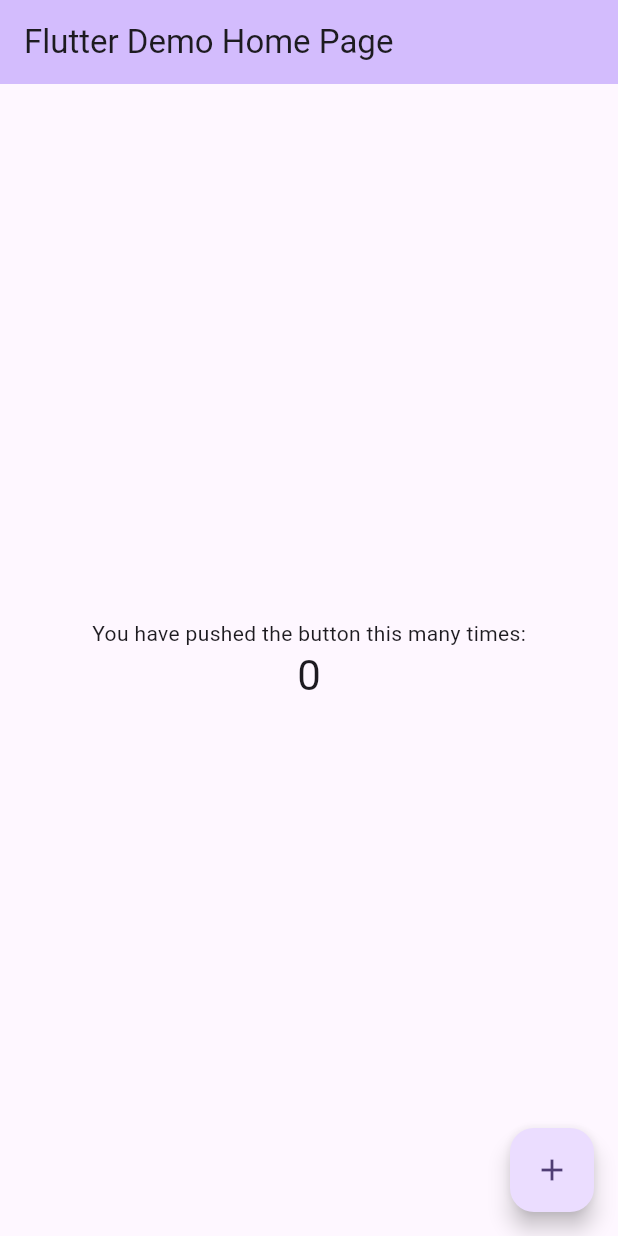
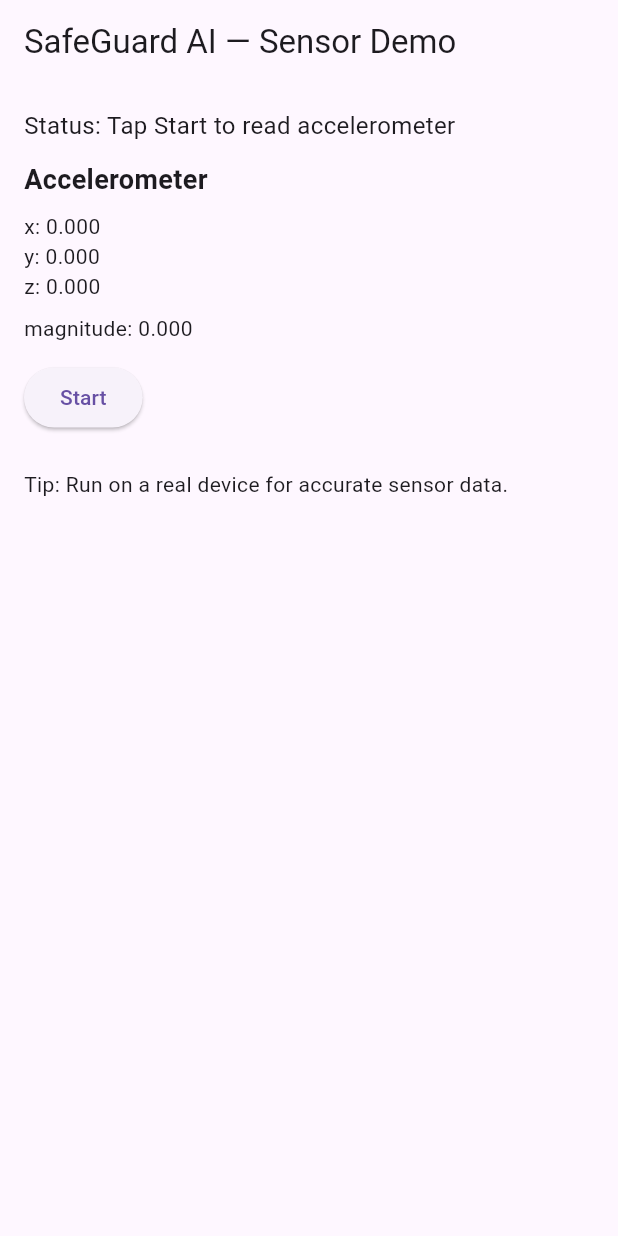
Before and after one commit to CasperTarc/SafeGuard-AI, a Flutter app: the screen it shows after launch, on a phone screen of 412 x 824 dp. Run offline on Flutter 3.47's test engine with Material 3 defaults, Android fonts, the phone set to English and light mode, and no system bars; our stand-ins replace permission_handler, sensors_plus.

```diff
--- a/safeguard_ai_app/lib/main.dart
+++ b/safeguard_ai_app/lib/main.dart
@@ -1,121 +1,99 @@
+import 'dart:async';
+import 'dart:math' as math;
 import 'package:flutter/material.dart';
+import 'package:sensors_plus/sensors_plus.dart';
+import 'package:permission_handler/permission_handler.dart';
 
 void main() {
-  runApp(const MyApp());
+  runApp(const SafeGuardApp());
 }
 
-class MyApp extends StatelessWidget {
-  const MyApp({super.key});
+class SafeGuardApp extends StatelessWidget {
+  const SafeGuardApp({super.key});
 
-  // This widget is the root of your application.
   @override
   Widget build(BuildContext context) {
     return MaterialApp(
-      title: 'Flutter Demo',
-      theme: ThemeData(
-        // This is the theme of your application.
-        //
-        // TRY THIS: Try running your application with "flutter run". You'll see
-        // the application has a purple toolbar. Then, without quitting the app,
-        // try changing the seedColor in the colorScheme below to Colors.green
-        // and then invoke "hot reload" (save your changes or press the "hot
-        // reload" button in a Flutter-supported IDE, or press "r" if you used
-        // the command line to start the app).
-        //
-        // Notice that the counter didn't reset back to zero; the application
-        // state is not lost during the reload. To reset the state, use hot
-        // restart instead.
-        //
-        // This works for code too, not just values: Most code changes can be
-        // tested with just a hot reload.
-        colorScheme: .fromSeed(seedColor: Colors.deepPurple),
-      ),
-      home: const MyHomePage(title: 'Flutter Demo Home Page'),
+      title: 'SafeGuard AI — Sensor Demo',
+      theme: ThemeData(primarySwatch: Colors.red),
+      home: const SensorHomePage(),
+      debugShowCheckedModeBanner: false,
     );
   }
 }
 
-class MyHomePage extends StatefulWidget {
-  const MyHomePage({super.key, required this.title});
+class SensorHomePage extends StatefulWidget {
+  const SensorHomePage({super.key});
+  @override
+  State<SensorHomePage> createState() => _SensorHomePageState();
+}
 
-  // This widget is the home page of your application. It is stateful, meaning
-  // that it has a State object (defined below) that contains fields that affect
-  // how it looks.
-
-  // This class is the configuration for the state. It holds the values (in this
-  // case the title) provided by the parent (in this case the App widget) and
-  // used by the build method of the State. Fields in a Widget subclass are
-  // always marked "final".
-
-  final String title;
+class _SensorHomePageState extends State<SensorHomePage> {
+  StreamSubscription<AccelerometerEvent>? _accelSub;
+  double _x = 0, _y = 0, _z = 0;
+  String _status = 'Tap Start to read accelerometer';
 
   @override
-  State<MyHomePage> createState() => _MyHomePageState();
-}
+  void dispose() {
+    _accelSub?.cancel();
+    super.dispose();
+  }
 
-class _MyHomePageState extends State<MyHomePage> {
-  int _counter = 0;
+  Future<void> _requestPermissions() async {
+    // Most devices do not require an explicit permission for accelerometer,
+    // but this requests sensor permission when available.
+    await Permission.sensors.request();
+  }
 
-  void _incrementCounter() {
-    setState(() {
-      // This call to setState tells the Flutter framework that something has
-      // changed in this State, which causes it to rerun the build method below
-      // so that the display can reflect the updated values. If we changed
-      // _counter without calling setState(), then the build method would not be
-      // called again, and so nothing would appear to happen.
-      _counter++;
+  void _startListening() async {
+    setState(() => _status = 'Requesting permission...');
+    await _requestPermissions();
+    setState(() => _status = 'Listening...');
+    // Use the non-deprecated API
+    _accelSub = accelerometerEventStream().listen((AccelerometerEvent event) {
+      setState(() {
+        _x = event.x;
+        _y = event.y;
+        _z = event.z;
+      });
     });
   }
 
+  void _stopListening() {
+    _accelSub?.cancel();
+    _accelSub = null;
+    setState(() => _status = 'Stopped');
+  }
+
+  double get _magnitude => math.sqrt(_x * _x + _y * _y + _z * _z);
+
   @override
   Widget build(BuildContext context) {
-    // This method is rerun every time setState is called, for instance as done
-    // by the _incrementCounter method above.
-    //
-    // The Flutter framework has been optimized to make rerunning build methods
-    // fast, so that you can just rebuild anything that needs updating rather
-    // than having to individually change instances of widgets.
     return Scaffold(
-      appBar: AppBar(
-        // TRY THIS: Try changing the color here to a specific color (to
-        // Colors.amber, perhaps?) and trigger a hot reload to see the AppBar
-        // change color while the other colors stay the same.
-        backgroundColor: Theme.of(context).colorScheme.inversePrimary,
-        // Here we take the value from the MyHomePage object that was created by
-        // the App.build method, and use it to set our appbar title.
-        title: Text(widget.title),
-      ),
-      body: Center(
-        // Center is a layout widget. It takes a single child and positions it
-        // in the middle of the parent.
+      appBar: AppBar(title: const Text('SafeGuard AI — Sensor Demo')),
+      body: Padding(
+        padding: const EdgeInsets.all(16),
         child: Column(
-          // Column is also a layout widget. It takes a list of children and
-          // arranges them vertically. By default, it sizes itself to fit its
-          // children horizontally, and tries to be as tall as its parent.
-          //
-          // Column has various properties to control how it sizes itself and
-          // how it positions its children. Here we use mainAxisAlignment to
-          // center the children vertically; the main axis here is the vertical
-          // axis because Columns are vertical (the cross axis would be
-          // horizontal).
-          //
-          // TRY THIS: Invoke "debug painting" (choose the "Toggle Debug Paint"
-          // action in the IDE, or press "p" in the console), to see the
-          // wireframe for each widget.
-          mainAxisAlignment: .center,
+          crossAxisAlignment: CrossAxisAlignment.start,
           children: [
-            const Text('You have pushed the button this many times:'),
-            Text(
-              '$_counter',
-              style: Theme.of(context).textTheme.headlineMedium,
+            Text('Status: $_status', style: const TextStyle(fontSize: 16)),
+            const SizedBox(height: 12),
+            const Text('Accelerometer', style: TextStyle(fontSize: 18, fontWeight: FontWeight.bold)),
+            const SizedBox(height: 8),
+            Text('x: ${_x.toStringAsFixed(3)}'),
+            Text('y: ${_y.toStringAsFixed(3)}'),
+            Text('z: ${_z.toStringAsFixed(3)}'),
+            const SizedBox(height: 8),
+            Text('magnitude: ${_magnitude.toStringAsFixed(3)}'),
+            const SizedBox(height: 12),
+            ElevatedButton(
+              onPressed: _accelSub == null ? _startListening : _stopListening,
+              child: Text(_accelSub == null ? 'Start' : 'Stop'),
             ),
+            const SizedBox(height: 24),
+            const Text('Tip: Run on a real device for accurate sensor data.'),
           ],
         ),
-      ),
-      floatingActionButton: FloatingActionButton(
-        onPressed: _incrementCounter,
-        tooltip: 'Increment',
-        child: const Icon(Icons.add),
       ),
     );
   }
--- a/safeguard_ai_app/pubspec.yaml
+++ b/safeguard_ai_app/pubspec.yaml
@@ -34,6 +34,9 @@ dependencies:
   # The following adds the Cupertino Icons font to your application.
   # Use with the CupertinoIcons class for iOS style icons.
   cupertino_icons: ^1.0.8
+  sensors_plus: ^7.0.0
+  permission_handler: ^12.0.1
+  intl: ^0.18.1
 
 dev_dependencies:
   flutter_test:
```
Also changed, not shown: safeguard_ai_app/lib/src/fall_detector.dart (added, +188 -0 lines), safeguard_ai_app/pubspec.lock, 4 other files.
